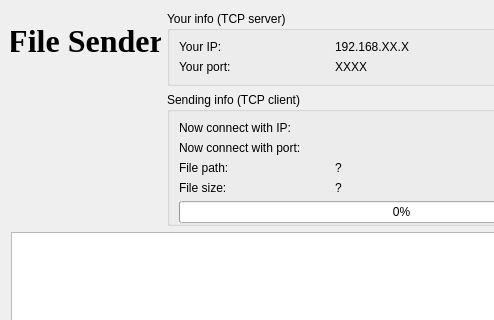
Before: the Qt Designer form PolyChatApp/tcpserver.ui in NekoSilverFox/PolyChat, drawn with Qt 5; both pictures show x 0 to 494 and y 0 to 320 of the 647 by 430 pixel window.
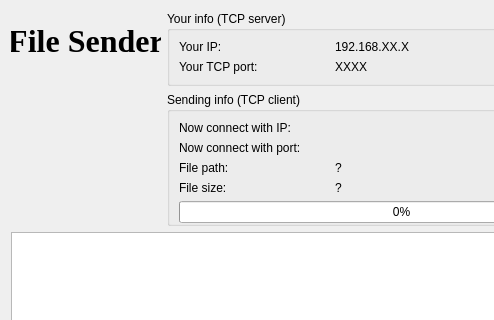
After: the same form once the commit is applied. Icons and pictures are not drawn.

Patch:
```diff
--- a/PolyChatApp/tcpserver.ui
+++ b/PolyChatApp/tcpserver.ui
@@ -147,7 +147,7 @@
                </size>
               </property>
               <property name="text">
-               <string>Your port:</string>
+               <string>Your TCP port:</string>
               </property>
              </widget>
             </item>
```
